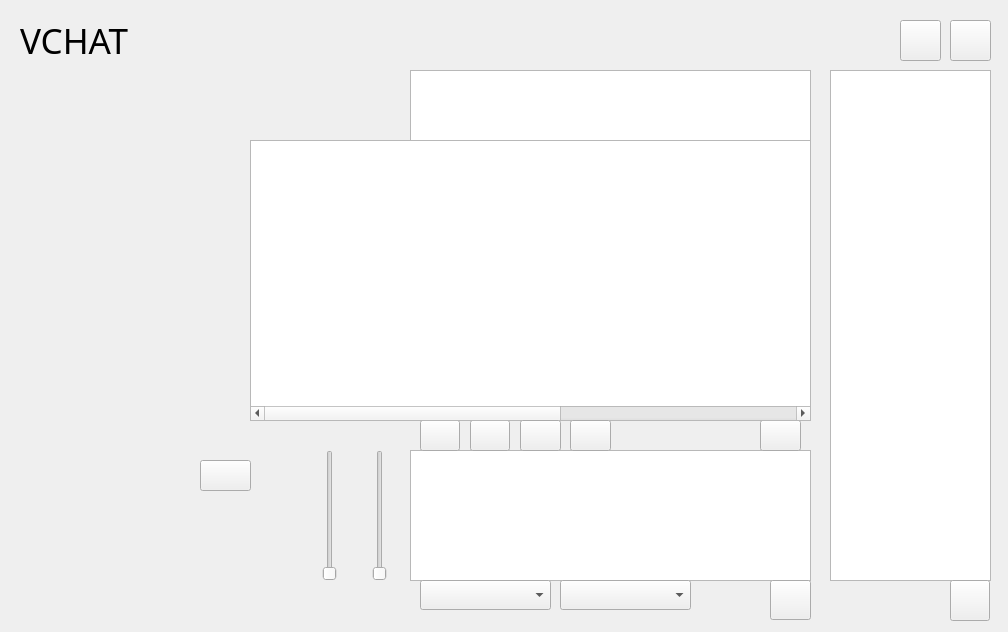
The window that mainwindow.ui (jammgit/Chat) describes before a commit, drawn with Qt 5.
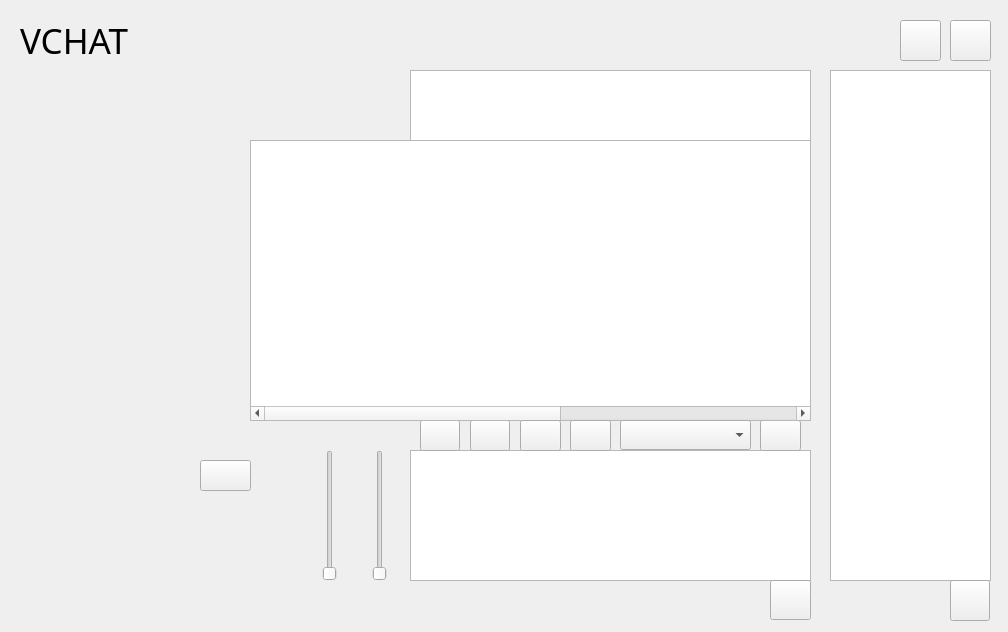
The same window after the commit. Icons and pictures are not drawn. Custom widgets are drawn as their Qt base class.

Patch:
```diff
--- a/mainwindow.ui
+++ b/mainwindow.ui
@@ -536,24 +536,8 @@
    <widget class="QComboBox" name="COMBO_DOWN_FILE_LIST">
     <property name="geometry">
      <rect>
-      <x>420</x>
-      <y>580</y>
-      <width>131</width>
-      <height>30</height>
-     </rect>
-    </property>
-    <property name="acceptDrops">
-     <bool>false</bool>
-    </property>
-    <property name="autoFillBackground">
-     <bool>false</bool>
-    </property>
-   </widget>
-   <widget class="QComboBox" name="COMBO_HAD_DOWN_FILE_LIST">
-    <property name="geometry">
-     <rect>
-      <x>560</x>
-      <y>580</y>
+      <x>620</x>
+      <y>420</y>
       <width>131</width>
       <height>30</height>
      </rect>
```
